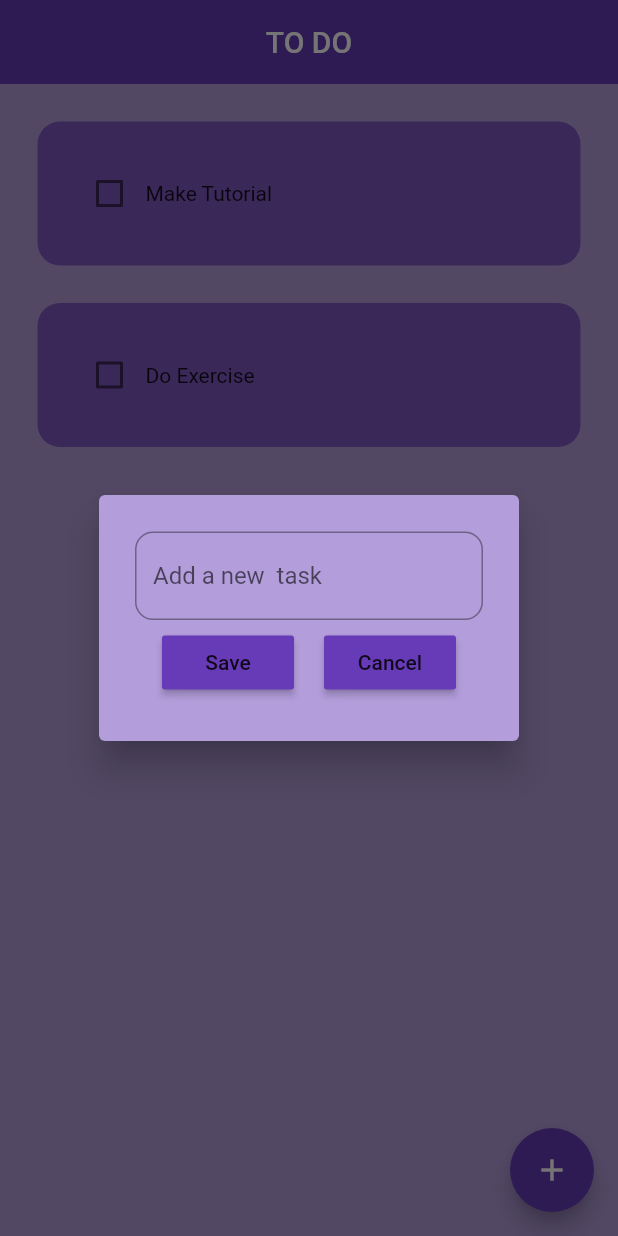
After one commit to Osamaalharbi9/Todo, a Flutter app: the screen it shows after launch, after a tap on the "add" icon, on a phone screen of 412 x 824 dp. The commit adds this screen. Run offline on Flutter 3.47's test engine with Material 2 defaults, Android fonts, the phone set to English and light mode, and no system bars; drawn by our look-alikes of flutter_slidable.

Commit message:
add a task and delete

```diff
--- a/todo/lib/pages/home_page.dart
+++ b/todo/lib/pages/home_page.dart
@@ -1,4 +1,5 @@
 import 'package:flutter/material.dart';
+import 'package:todo/util/dialog_box.dart';
 import 'package:todo/util/todo_tile.dart';
 
 class HomePage extends StatefulWidget {
@@ -8,22 +9,72 @@ class HomePage extends StatefulWidget {
   State<HomePage> createState() => _HomePageState();
 }
 
+final TextEditingController _controller = TextEditingController();
+
+//
 class _HomePageState extends State<HomePage> {
-  List toDoList=[
-  ["Make Tutorial",false],
-  ["Do Exercise",false]
+  List toDoList = [
+    ["Make Tutorial", false],
+    ["Do Exercise", false]
   ];
-  void checkBoxChanged(bool? value,int index,){setState(() {
-    toDoList[index][1]=!toDoList[index][1];
+  void checkBoxChanged(
+    bool? value,
+    int index,
+  ) {
+    setState(() {
+      toDoList[index][1] = !toDoList[index][1];
+    });
+  }
+
+  void saveNewTask() {
+    setState(() {
+
+        toDoList.add([_controller.text, false]);
+        Navigator.pop(context);
+        _controller.clear();
+
+    });
+  }
+
+  void createNewTask() {
+    showDialog(
+        context: context,
+        builder: (context) {
+          return DialogBox(
+            onSaved: saveNewTask,
+            onCancel: () {
+              Navigator.pop(context);
+            },
+            controller: _controller,
+          );
+        });
+  }
+  void deletTask(int index){setState(() {
+    toDoList.removeAt(index);
   });}
   @override
   Widget build(BuildContext context) {
     return Scaffold(
       backgroundColor: Colors.deepPurple.shade200,
-      appBar: AppBar(elevation: 0,
-        title: const Center(child:  Text("TO DO")),
-      ),body: ListView.builder(itemCount: toDoList.length,
-        itemBuilder: ( (context, index){return TodoTile(taskname: toDoList[index][0], taskcompleted: toDoList[index][1], onChanged: (value) => checkBoxChanged(value,index),);}),
+      appBar: AppBar(
+        elevation: 0,
+        title: const Center(child: Text("TO DO")),
+      ),
+      floatingActionButton: FloatingActionButton(
+        onPressed: () {
+          createNewTask();
+        },
+        child: const Icon(Icons.add),
+      ),
+      body: ListView.builder(
+        itemCount: toDoList.length,
+        itemBuilder: ((context, index) {
+          return TodoTile(deletFunction: (context) => deletTask(index),
+            taskname: toDoList[index][0],
+            taskcompleted: toDoList[index][1],
+            onChanged: (value) => checkBoxChanged(value, index),
+          );
+        }),
       ),
     );
   }
--- /dev/null
+++ b/todo/lib/util/dialog_box.dart
@@ -0,0 +1,37 @@
+import 'package:flutter/material.dart';
+import 'package:todo/util/my_button.dart';
+
+class DialogBox extends StatelessWidget {
+  final controller;
+  VoidCallback onSaved;
+  VoidCallback onCancel;
+   DialogBox({super.key,required this.controller,required this.onCancel,required this.onSaved});
+
+  @override
+  Widget build(BuildContext context) {
+    return AlertDialog(
+      elevation: 10,
+      content: Container(
+        height: 120,
+        child: Column(mainAxisAlignment: MainAxisAlignment.spaceEvenly,
+          children: [
+            TextField(controller: controller,
+              decoration: InputDecoration(
+                  hintText: "Add a new  task",
+                  border: OutlineInputBorder(
+                      borderRadius: BorderRadius.circular(12))),
+            ),
+            Row(mainAxisAlignment: MainAxisAlignment.center,
+              children: [
+                MyButton(text: "Save", onPressed: onSaved),
+                const SizedBox(width: 20,),
+                MyButton(text: "Cancel", onPressed: onCancel)
+              ],
+            )
+          ],
+        ),
+      ),
+      backgroundColor: Colors.deepPurple.shade200,
+    );
+  }
+}
--- /dev/null
+++ b/todo/lib/util/my_button.dart
@@ -0,0 +1,17 @@
+import 'package:flutter/material.dart';
+
+class MyButton extends StatelessWidget {
+  final String text;
+  VoidCallback onPressed;
+
+  MyButton({super.key, required this.text, required this.onPressed});
+
+  @override
+  Widget build(BuildContext context) {
+    return MaterialButton(
+      onPressed: onPressed,
+      child: Text(text),
+      color: Theme.of(context).primaryColor,
+    );
+  }
+}
--- a/todo/lib/util/todo_tile.dart
+++ b/todo/lib/util/todo_tile.dart
@@ -1,26 +1,30 @@
 import 'package:flutter/material.dart';
+import 'package:flutter_slidable/flutter_slidable.dart';
 
 class TodoTile extends StatelessWidget {
   final String taskname;
   final bool taskcompleted;
   Function(bool?)? onChanged;
-   TodoTile({super.key,required this.taskname,required this.taskcompleted,required this.onChanged});
+   Function(BuildContext)? deletFunction;
+   TodoTile({super.key,required this.taskname,required this.taskcompleted,required this.onChanged,required this.deletFunction});
 
   @override
   Widget build(BuildContext context) {
     return Padding(
       padding: const EdgeInsets.only(left: 25,right: 25,top: 25),
+      child: Slidable(endActionPane: ActionPane(motion: StretchMotion(),children: [SlidableAction(onPressed: deletFunction,icon: Icons.delete,backgroundColor: Colors.red.shade300,)],),
         child: Container(
           padding: EdgeInsets.all(24),
           child: Row(
             children: [Checkbox(activeColor: Colors.black,value: taskcompleted, onChanged: onChanged),
-            Text(taskname),
+              Text(taskname,style: TextStyle(decoration: taskcompleted? TextDecoration.lineThrough:null),),
             ],
           ),
           decoration: BoxDecoration(
               borderRadius: BorderRadius.circular(15),
               color: Colors.deepPurple.shade400),
         ),
+      ),
     );
   }
 }
--- a/todo/pubspec.yaml
+++ b/todo/pubspec.yaml
@@ -35,6 +35,7 @@ dependencies:
   # The following adds the Cupertino Icons font to your application.
   # Use with the CupertinoIcons class for iOS style icons.
   cupertino_icons: ^1.0.2
+  flutter_slidable: ^1.2.0
 
 dev_dependencies:
   flutter_test:
```
Also changed, not shown: todo/pubspec.lock. Lines whose indentation alone changed are shown as unchanged.
